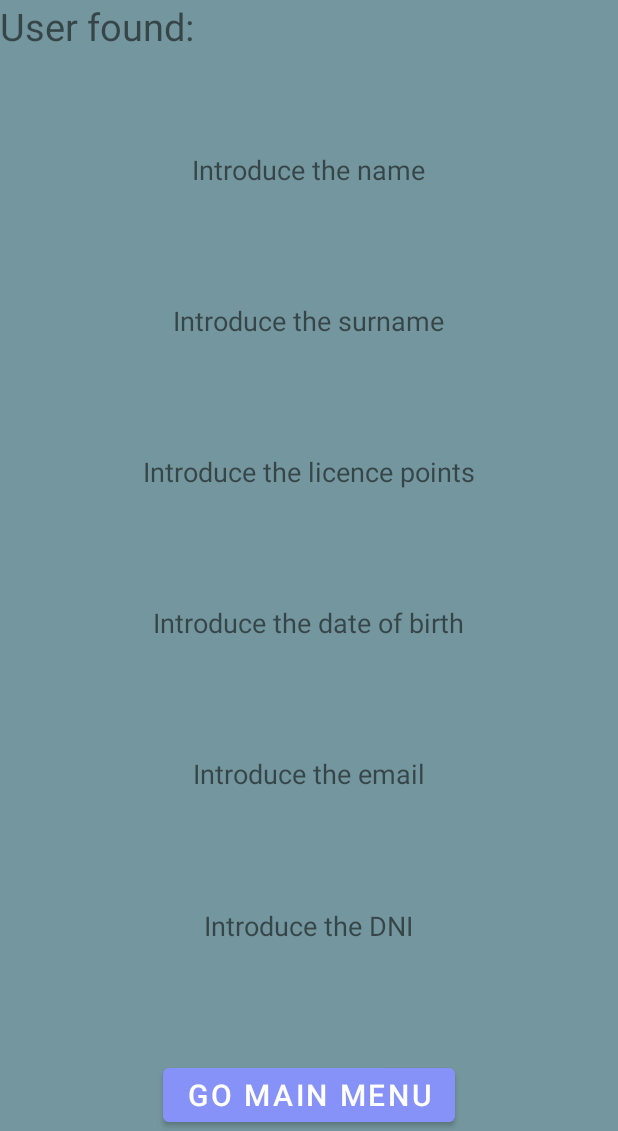
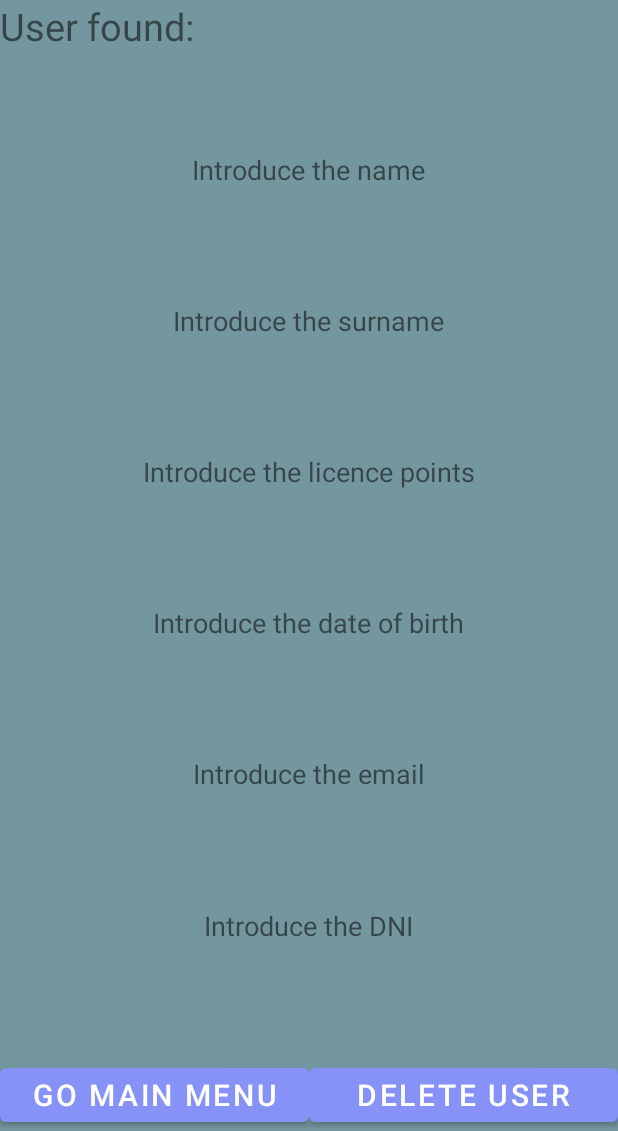
Before and after one commit to alfonsodltUCO/UcoDgt, an Android app: the layout show_user.xml on its own in the app's theme, with its tools: preview values and no code run, on a phone screen of 412 x 824 dp, the part 105-1236 px from its top. Run offline under Robolectric (Android 15) with nearby library versions, the phone set to English and light mode, and no system bars; network calls fail.

Commit message:
modifying existing

```diff
--- a/app/src/main/java/mvc/controller/admin/CheckUserToFind.java
+++ b/app/src/main/java/mvc/controller/admin/CheckUserToFind.java
@@ -63,7 +63,7 @@ public class CheckUserToFind  extends AppCompatActivity {
                                 } catch (InterruptedException e) {
                                     throw new RuntimeException(e);
                                 }
-                                Toast.makeText(CheckUserToFind.this,"Worker Found", Toast.LENGTH_LONG).show();
+                                Toast.makeText(CheckUserToFind.this,"Client Found", Toast.LENGTH_LONG).show();
                                 Intent intentSeeWorker=new Intent(CheckUserToFind.this, ShowUser.class);
                                 intentSeeWorker.putExtra("client", user);
                                 intentSeeWorker.putExtra("type","client");
--- a/app/src/main/res/layout/show_user.xml
+++ b/app/src/main/res/layout/show_user.xml
@@ -83,15 +83,34 @@
             android:textSize="18sp"
             />
     </LinearLayout>
-    <Button
-        android:id="@+id/goMainMenu"
-        android:layout_width="wrap_content"
+    <LinearLayout
+        android:layout_width="match_parent"
         android:layout_height="wrap_content"
-        android:layout_gravity="center"
-        android:textSize="20sp"
-        android:text="Go main menu"
-        >
+        android:orientation="horizontal"
+        android:layout_gravity="end">
+        <Button
+            android:id="@+id/goMainMenu"
+            android:layout_width="0dp"
+            android:layout_height="match_parent"
+            android:layout_weight="1"
+            android:layout_gravity="start"
+            android:textSize="20sp"
+            android:text="Go main menu"
+            >
 
-    </Button>
+        </Button>
+        <Button
+            android:id="@+id/deleteUser"
+            android:layout_width="0dp"
+            android:layout_weight="1"
+            android:layout_height="match_parent"
+            android:textSize="20sp"
+            android:text="Delete User"
+            >
+
+        </Button>
+
+    </LinearLayout>
+
 
 </LinearLayout>
```
Also changed, not shown: app/src/main/java/mvc/controller/admin/CheckUserToDelete.java (+72 -2 lines), app/src/main/java/mvc/view/admin/ShowUser.java (+15 -2 lines).
